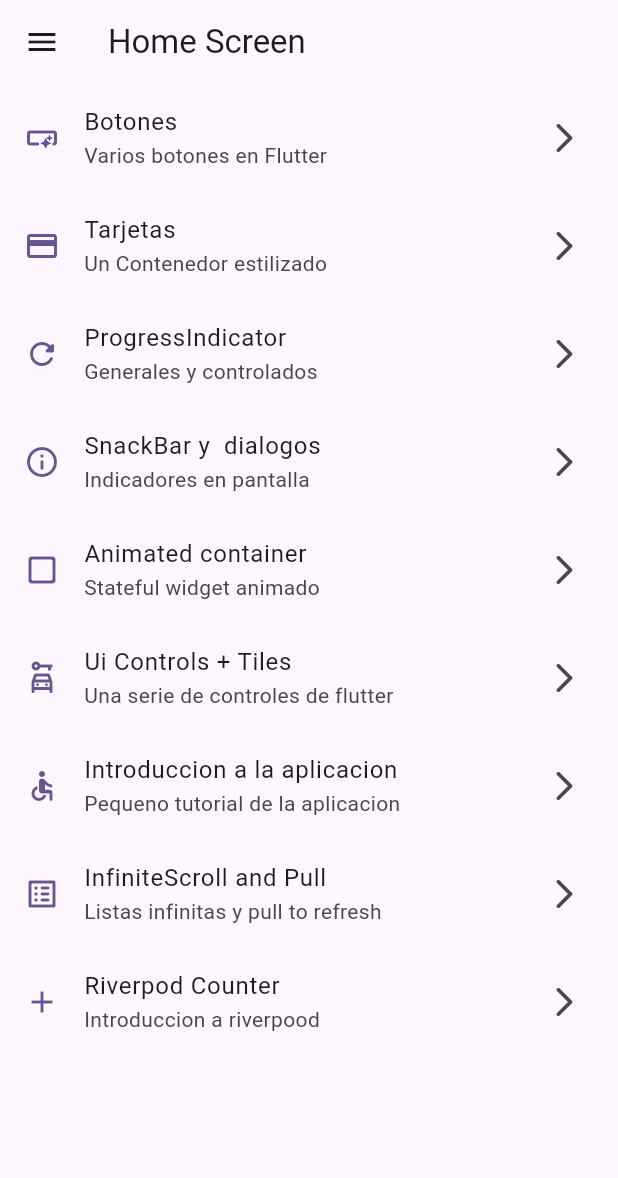
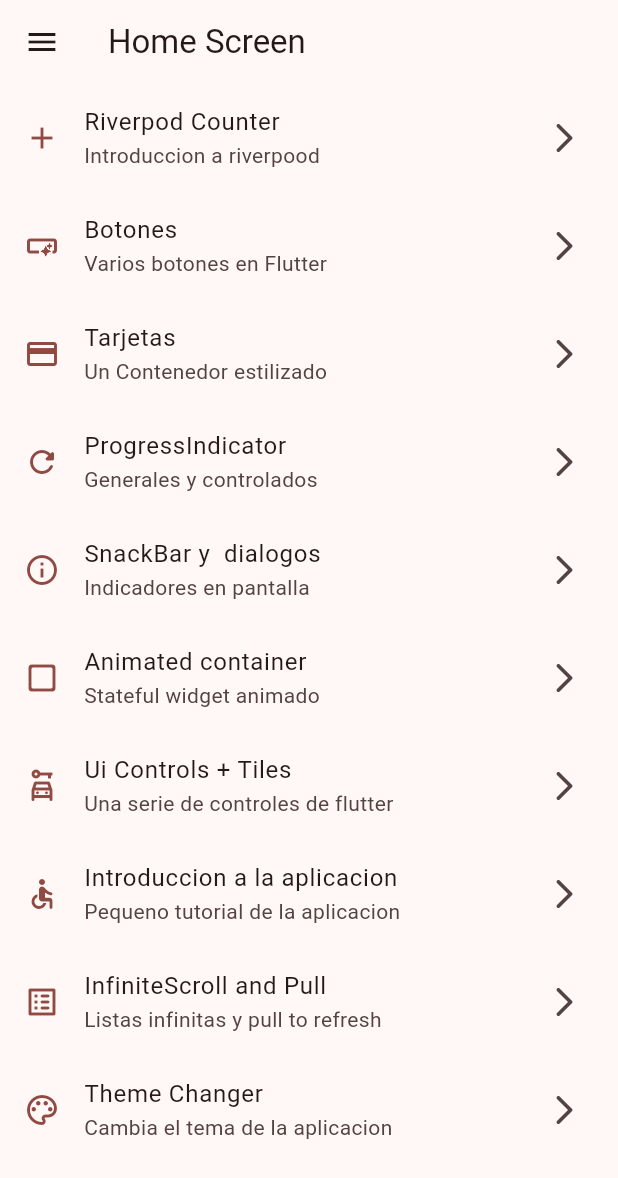
Before and after one commit to noisygott/widgets_app, a Flutter app: the screen it shows after launch, on a phone screen of 412 x 824 dp. Shown: the top 1178 px of the screen. Run offline on Flutter 3.47's test engine with Material 3 defaults, Android fonts, the phone set to English and light mode, and no system bars; our stand-ins replace animate_do, flutter_riverpod, go_router.

Commit message:
antes del statenofier

```diff
--- a/lib/config/menu/menu_items.dart
+++ b/lib/config/menu/menu_items.dart
@@ -16,6 +16,14 @@ class MenuItem {
 }
 
 const List<MenuItem> appMenuItems = [
+
+  MenuItem(
+    title: 'Riverpod Counter',
+    subTitle: 'Introduccion a riverpood',
+    link: '/counter',
+    icon: Icons.add
+  ),
+
   MenuItem(
     title: 'Botones',
     subTitle: 'Varios botones en Flutter',
@@ -73,9 +81,9 @@ const List<MenuItem> appMenuItems = [
   ),
 
   MenuItem(
-    title: 'Riverpod Counter',
-    subTitle: 'Introduccion a riverpood',
-    link: '/counter',
-    icon: Icons.add
+    title: 'Theme Changer',
+    subTitle: 'Cambia el tema de la aplicacion',
+    link: '/theme',
+    icon: Icons.color_lens_outlined
   ),
 ];
--- a/lib/config/router/app_router.dart
+++ b/lib/config/router/app_router.dart
@@ -66,5 +66,11 @@ final appRouter = GoRouter(
       name: CounterRiverpood.name,
       builder: (context, state) => CounterRiverpood(),
     ),
+
+    GoRoute(
+      path: '/theme',
+      name: ThemeChangerScreen.name,
+      builder: (context, state) => ThemeChangerScreen(),
+    ),
   ],
 );
--- a/lib/config/theme/app_theme.dart
+++ b/lib/config/theme/app_theme.dart
@@ -2,21 +2,33 @@ import 'package:flutter/material.dart';
 
 const List<Color> colorList = [
   Colors.blue,
-  Colors.teal,
+  Colors.red,
   Colors.green,
   Colors.deepPurple,
 ];
 
+const List<String> colorsName = [
+  'Azul',
+  'Rojo',
+  'Verde',
+  'Morado'
+];
 class AppTheme {
   final int selectColor;
+  final bool isDarkMode;
 
-  AppTheme({this.selectColor = 0})
+  AppTheme({
+    this.selectColor = 0,
+    this.isDarkMode = false
+
+  })
     : assert(selectColor >= 0, 'Select color must be greater then 0'),
       assert( selectColor <= colorList.length - 1,'Select color must be less or equal than ${colorList.length - 1}',
   );
 
   ThemeData getTheme() =>ThemeData(
     useMaterial3: true,
+    brightness: isDarkMode ? Brightness.dark : Brightness.light,
     colorSchemeSeed: colorList[selectColor],
     appBarTheme: const AppBarTheme(
       centerTitle: false
--- a/lib/main.dart
+++ b/lib/main.dart
@@ -1,21 +1,31 @@
 import 'package:flutter/material.dart';
+import 'package:flutter_riverpod/flutter_riverpod.dart';
 import 'package:widgets_app/config/router/app_router.dart';
 import 'package:widgets_app/config/theme/app_theme.dart';
+import 'package:widgets_app/presentation/providers/theme_provider.dart';
 
 
 void main() {
-  runApp(const MainApp());
+  runApp(
+    const ProviderScope( //Riverpod va a saber donde buscar nuestros providers
+      child:  MainApp()
+    )
+  );
 }
 
-class MainApp extends StatelessWidget {
+class MainApp extends ConsumerWidget {
   const MainApp({super.key});
 
   @override
-  Widget build(BuildContext context) {
+  Widget build(BuildContext context, ref) {
+
+    final bool isDrak = ref.watch(darkProvider);
+    final int selectColor = ref.watch(selectedColorProvider);
+
     return MaterialApp.router(
       title: 'Flutter Widgets',
       routerConfig: appRouter,
-      theme: AppTheme(selectColor: 3).getTheme(),
+      theme: AppTheme(selectColor: selectColor, isDarkMode: isDrak).getTheme(),
       debugShowCheckedModeBanner: false,
 
 
--- /dev/null
+++ b/lib/presentation/providers/counter_provider.dart
@@ -0,0 +1,5 @@
+
+
+import 'package:flutter_riverpod/flutter_riverpod.dart';
+
+final counterProvider = StateProvider((ref) => 1,);
--- /dev/null
+++ b/lib/presentation/providers/theme_provider.dart
@@ -0,0 +1,14 @@
+
+
+
+import 'package:flutter_riverpod/flutter_riverpod.dart';
+import 'package:widgets_app/config/theme/app_theme.dart';
+
+final darkProvider = StateProvider<bool>((ref) => false);
+
+//Listado de colores inmutable
+final colorListProvider = Provider((ref) => colorList,);
+
+
+// povider de in entero
+final selectedColorProvider = StateProvider((ref) => 1);
--- a/lib/presentation/screens/screens.dart
+++ b/lib/presentation/screens/screens.dart
@@ -1,3 +1,5 @@
+
+export 'package:widgets_app/presentation/screens/theme_changer/theme_changer_screen.dart';
 
 export 'package:widgets_app/presentation/screens/counter_riverpod/counter_riverpood.dart';
 export 'package:widgets_app/presentation/screens/animated/animated_screen.dart';
```
Also changed, not shown: lib/presentation/screens/counter_riverpod/counter_riverpood.dart (+22 -5 lines), lib/presentation/screens/theme_changer/theme_changer_screen.dart (added, +74 -0 lines).
